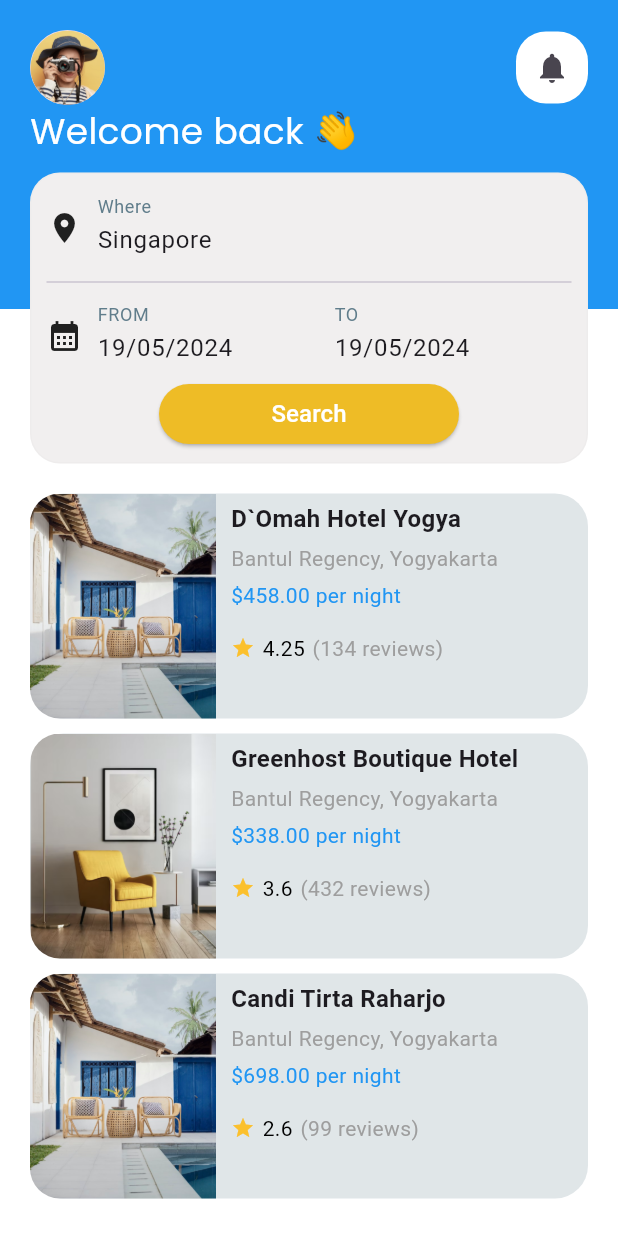
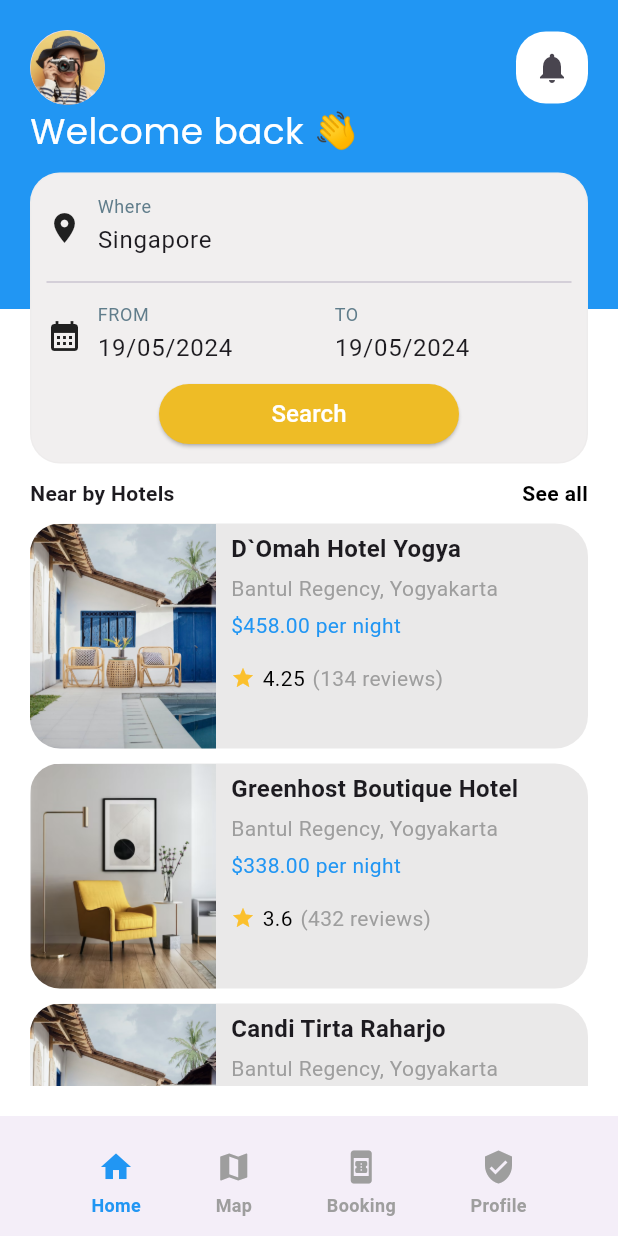
Before and after one commit to Bibinpeter/HOTEL_BOOKING_APP_RIVERPOD, a Flutter app: the Homepage screen opened directly, on a phone screen of 412 x 824 dp. Run offline on Flutter 3.47's test engine with Material 3 defaults, Android fonts, the phone set to English and light mode, and no system bars; our stand-ins replace action_slider, animated_splash_screen, animated_text_kit, carousel_slider, cloud_firestore, firebase_auth and 8 more; missing offline and left inert: flutter_config, sign_button; accounts and stored records are empty; generated files the repository leaves out were written again.

Commit message:
bottomnav

```diff
--- a/lib/screen/home/home.dart
+++ b/lib/screen/home/home.dart
@@ -1,9 +1,11 @@
 import 'package:flutter/material.dart';
 import 'package:hooks_riverpod/hooks_riverpod.dart';
-import 'package:hotel/model/model.dart';
 import 'package:hotel/provider/all_hotels_provider.dart';
+import 'package:hotel/screen/home/nav_bar.dart';
 import 'package:hotel/screen/home/widgets/Searchcard.dart';
 import 'package:hotel/screen/home/widgets/headersection.dart';
+import 'package:hotel/screen/home/widgets/hotelcard.dart';
+import 'package:hotel/screen/home/widgets/rowtextwidget.dart';
 
 class Homepage extends StatefulWidget {
   const Homepage({super.key});
@@ -33,9 +35,14 @@ class _HomepageState extends State<Homepage> {
                 child: Column(
                   children: [
                     Headersection(),
-                    SizedBox(height: 10,),
+                    SizedBox(
+                      height: 10,
+                    ),
                     SearchCard(),
-                    SizedBox( height: 10,),
+                    SizedBox(
+                      height: 10,
+                    ),
+                    RowtextWidget(),
                     NearbyHotels(),
                   ],
                 ),
@@ -44,13 +51,17 @@ class _HomepageState extends State<Homepage> {
           ],
         ),
       ),
+      bottomNavigationBar: Builder(
+        builder: (context) {
+          return CustomNavBar(index: 0);
+        },
+      ),
     );
   }
 }
 
 class NearbyHotels extends ConsumerWidget {
   const NearbyHotels({super.key});
-
   @override
   Widget build(BuildContext context, WidgetRef ref) {
     final hotels = ref.watch(allHotelsProvider);
@@ -74,112 +85,3 @@ class NearbyHotels extends ConsumerWidget {
     );
   }
 }
-
-class HotelCard extends StatelessWidget {
-  final HotelModel hotel;
-
-  const HotelCard({
-    super.key,
-    required this.hotel,
-  });
-
-  @override
-  Widget build(BuildContext context) {
-    return Container(
-      margin: const EdgeInsets.only(top: 10.0),
-      decoration: BoxDecoration(
-        color: Colors.blueGrey.withAlpha(50),
-        borderRadius: BorderRadius.circular(22),
-      ),
-      child: Row(
-        crossAxisAlignment: CrossAxisAlignment.start,
-        children: [
-          Flexible(
-            flex: 1,
-            child: ClipRRect(
-              borderRadius: const BorderRadius.only(
-                topLeft: Radius.circular(20.0),
-                bottomLeft: Radius.circular(20.0),
-              ),
-              child: Image.asset(
-                hotel.thumbnailPath,
-                fit: BoxFit.cover,
-                width: 200,
-                height: 150,
-              ),
-            ),
-          ),
-          Flexible(
-            flex: 2,
-            child: Padding(
-              padding: const EdgeInsets.symmetric(horizontal: 10.0),
-              child: Column(
-                crossAxisAlignment: CrossAxisAlignment.start,
-                children: [
-                  const SizedBox(
-                    height: 5,
-                  ),
-                  Text(
-                    hotel.title,
-                    textAlign: TextAlign.left,
-                    maxLines: 2,
-                    style: const TextStyle(
-                      fontWeight: FontWeight.bold,
-                      fontSize: 16,
-                    ),
-                  ),
-                  const SizedBox(height: 5),
-                  Text(
-                    hotel.location,
-                    textAlign: TextAlign.left,
-                    maxLines: 1,
-                    style: const TextStyle(
-                      fontSize: 14,
-                      color: Colors.grey,
-                    ),
-                  ),
-                  const SizedBox(height: 5),
-                  Text(
-                    '\$${hotel.price.toStringAsFixed(2)} per night',
-                    textAlign: TextAlign.left,
-                    maxLines: 1,
-                    style: const TextStyle(
-                      fontSize: 14,
-                      color: Colors.blue,
-                    ),
-                  ),
-                  const SizedBox(height: 15),
-                  Row(
-                    children: [
-                      Icon(
-                        Icons.star,
-                        color: Colors.yellow[700],
-                        size: 16,
-                      ),
-                      const SizedBox(width: 5),
-                      Text(
-                        hotel.ratingScore.toString(),
-                        style: const TextStyle(
-                          fontSize: 14,
-                          color: Colors.black,
-                        ),
-                      ),
-                      const SizedBox(width: 5),
-                      Text(
-                        '(${hotel.totalReview} reviews)',
-                        style: const TextStyle(
-                          fontSize: 14,
-                          color: Colors.grey,
-                        ),
-                      ),
-                    ],
-                  ),
-                ],
-              ),
-            ),
-          ),
-        ],
-      ),
-    );
-  }
-}
--- /dev/null
+++ b/lib/screen/home/map.dart
@@ -0,0 +1,10 @@
+import 'package:flutter/material.dart';
+
+class mapPage extends StatelessWidget {
+  const mapPage({super.key});
+
+  @override
+  Widget build(BuildContext context) {
+    return const Scaffold();
+  }
+}
--- /dev/null
+++ b/lib/screen/home/nav_bar.dart
@@ -0,0 +1,105 @@
+import 'package:flutter/material.dart';
+import 'package:hotel/screen/home/home.dart';
+import 'package:hotel/screen/home/map.dart';
+
+class CustomNavBar extends StatefulWidget {
+  const CustomNavBar({
+    super.key,
+    required this.index,
+  });
+
+  final int index;
+
+  @override
+  State<CustomNavBar> createState() => _CustomNavBarState();
+}
+
+class _CustomNavBarState extends State<CustomNavBar> {
+  @override
+  Widget build(BuildContext context) {
+    return BottomAppBar(
+
+      surfaceTintColor: Colors.white.withAlpha(5),
+      child: Padding(
+        padding: const EdgeInsets.only(top: 10.0, left: 20.0, right: 20.0),
+        child: Row(
+          mainAxisAlignment: MainAxisAlignment.spaceAround,
+          children: [
+            _NavBarIcon(
+              iconPath: Icons.home,
+              text: 'Home',
+              onTap: () {
+                Navigator.pushReplacement(
+                  context,
+                  MaterialPageRoute(
+                    builder: ((context) => const Homepage()),
+                  ),
+                );
+              },
+              isSelected: widget.index == 0,
+            ),
+            _NavBarIcon(
+              iconPath: Icons.map,
+              text: 'Map',
+              isSelected: widget.index == 1,
+              onTap: () {
+                Navigator.pushReplacement(
+                  context,
+                  MaterialPageRoute(
+                    builder: ((context) => const mapPage()),
+                  ),
+                );
+              },
+            ),
+            const _NavBarIcon(
+              iconPath: Icons.book_online,
+              text: 'Booking',
+            ),
+            const _NavBarIcon(
+              iconPath: Icons.verified_user,
+              text: 'Profile',
+            ),
+          ],
+        ),
+      ),
+    );
+  }
+}
+
+class _NavBarIcon extends StatelessWidget {
+  const _NavBarIcon({
+    required this.iconPath,
+    required this.text,
+    this.onTap,
+    this.isSelected = false,
+  });
+
+  final IconData iconPath;
+  final String text;
+  final Function()? onTap;
+  final bool isSelected;
+
+  @override
+  Widget build(BuildContext context) {
+    final color = isSelected ? Colors.blue : Colors.grey;
+    return InkWell(
+      onTap: onTap,
+      child: Column(
+        mainAxisAlignment: MainAxisAlignment.center,
+        mainAxisSize: MainAxisSize.min,
+        children: [
+          Icon(iconPath, color: color),
+          const SizedBox(height: 5),
+          Text(
+            text,
+            style: TextStyle(
+              fontSize: 12,
+              fontWeight: FontWeight.w600,
+              color: color,
+            ),
+          ),
+        ],
+      ),
+    );
+  }
+}
--- /dev/null
+++ b/lib/screen/home/widgets/hotelcard.dart
@@ -0,0 +1,111 @@
+import 'package:flutter/material.dart';
+import 'package:hotel/model/model.dart';
+
+class HotelCard extends StatelessWidget {
+  final HotelModel hotel;
+
+  const HotelCard({
+    super.key,
+    required this.hotel,
+  });
+
+  @override
+  Widget build(BuildContext context) {
+    return Container(
+      margin: const EdgeInsets.only(top: 10.0),
+      decoration: BoxDecoration(
+        color: const Color.fromARGB(255, 234, 233, 233),
+        borderRadius: BorderRadius.circular(22),
+      ),
+      child: Row(
+        crossAxisAlignment: CrossAxisAlignment.start,
+        children: [
+          Flexible(
+            flex: 1,
+            child: ClipRRect(
+              borderRadius: const BorderRadius.only(
+                topLeft: Radius.circular(20.0),
+                bottomLeft: Radius.circular(20.0),
+              ),
+              child: Image.asset(
+                hotel.thumbnailPath,
+                fit: BoxFit.cover,
+                width: 200,
+                height: 150,
+              ),
+            ),
+          ),
+          Flexible(
+            flex: 2,
+            child: Padding(
+              padding: const EdgeInsets.symmetric(horizontal: 10.0),
+              child: Column(
+                crossAxisAlignment: CrossAxisAlignment.start,
+                children: [
+                  const SizedBox(
+                    height: 5,
+                  ),
+                  Text(
+                    hotel.title,
+                    textAlign: TextAlign.left,
+                    maxLines: 2,
+                    style: const TextStyle(
+                      fontWeight: FontWeight.bold,
+                      fontSize: 16,
+                    ),
+                  ),
+                  const SizedBox(height: 5),
+                  Text(
+                    hotel.location,
+                    textAlign: TextAlign.left,
+                    maxLines: 1,
+                    style: const TextStyle(
+                      fontSize: 14,
+                      color: Colors.grey,
+                    ),
+                  ),
+                  const SizedBox(height: 5),
+                  Text(
+                    '\$${hotel.price.toStringAsFixed(2)} per night',
+                    textAlign: TextAlign.left,
+                    maxLines: 1,
+                    style: const TextStyle(
+                      fontSize: 14,
+                      color: Colors.blue,
+                    ),
+                  ),
+                  const SizedBox(height: 15),
+                  Row(
+                    children: [
+                      Icon(
+                        Icons.star,
+                        color: Colors.yellow[700],
+                        size: 16,
+                      ),
+                      const SizedBox(width: 5),
+                      Text(
+                        hotel.ratingScore.toString(),
+                        style: const TextStyle(
+                          fontSize: 14,
+                          color: Colors.black,
+                        ),
+                      ),
+                      const SizedBox(width: 5),
+                      Text(
+                        '(${hotel.totalReview} reviews)',
+                        style: const TextStyle(
+                          fontSize: 14,
+                          color: Colors.grey,
+                        ),
+                      ),
+                    ],
+                  ),
+                ],
+              ),
+            ),
+          ),
+        ],
+      ),
+    );
+  }
+}
--- /dev/null
+++ b/lib/screen/home/widgets/rowtextwidget.dart
@@ -0,0 +1,25 @@
+import 'package:flutter/material.dart';
+
+class RowtextWidget extends StatelessWidget {
+  const RowtextWidget({
+    super.key,
+  });
+
+  @override
+  Widget build(BuildContext context) {
+    return const Row(
+      children: [
+        Text(
+          "Near by Hotels",
+          style: TextStyle(fontWeight: FontWeight.bold),
+        ),
+        Spacer(),
+        Text(
+          'See all',
+          style: TextStyle(
+              color: Colors.black, fontWeight: FontWeight.bold),
+        ),
+      ],
+    );
+  }
+}
--- a/pubspec.yaml
+++ b/pubspec.yaml
@@ -59,6 +59,7 @@ dependencies:
   flutter_gen_runner: ^5.4.0
   riverpod_generator: ^2.4.0
   riverpod: ^2.5.1
+  google_nav_bar: ^5.0.6
 
 
 dev_dependencies:
```
Also changed, not shown: flutter_01.png (added), lib/screen/home/splashscreen.dart (line endings or trailing spaces), pubspec.lock.
